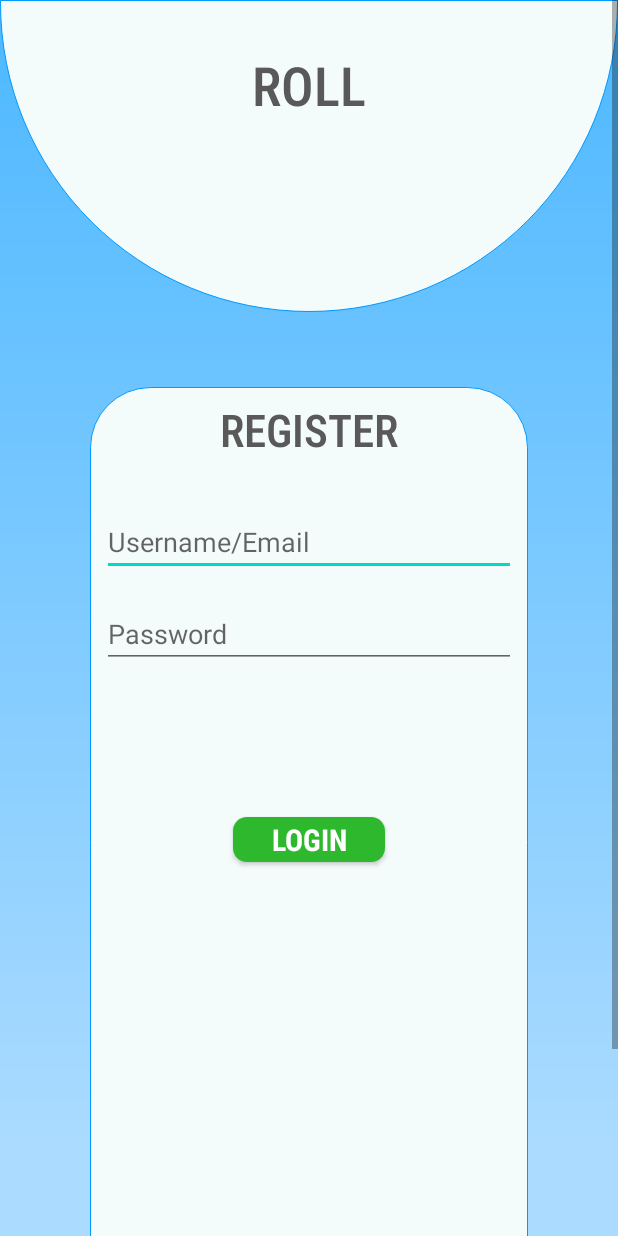
After one commit to ikhsanmoh/androidProject-rollApp, an Android app: the LoginActivity screen opened directly, with no data from a screen before it, on a phone screen of 412 x 824 dp. The commit adds this screen. Run offline under Robolectric (Android 15) with nearby library versions, the phone set to English and light mode, and no system bars.

Commit message:
Finsih UI Login Page

```diff
--- a/app/src/main/AndroidManifest.xml
+++ b/app/src/main/AndroidManifest.xml
@@ -9,6 +9,7 @@
         android:roundIcon="@mipmap/ic_launcher_round"
         android:supportsRtl="true"
         android:theme="@style/AppTheme">
+        <activity android:name=".LoginActivity"></activity>
         <activity android:name=".RegisterActivity" />
         <activity android:name=".MainActivity">
             <intent-filter>
--- /dev/null
+++ b/app/src/main/java/project/roll/LoginActivity.java
@@ -0,0 +1,14 @@
+package project.roll;
+
+import androidx.appcompat.app.AppCompatActivity;
+
+import android.os.Bundle;
+
+public class LoginActivity extends AppCompatActivity {
+
+  @Override
+  protected void onCreate(Bundle savedInstanceState) {
+    super.onCreate(savedInstanceState);
+    setContentView(R.layout.activity_login);
+  }
+}
--- a/app/src/main/java/project/roll/MainActivity.java
+++ b/app/src/main/java/project/roll/MainActivity.java
@@ -21,4 +21,12 @@
     //Opening New Activity
     startActivity(myInt);
   }
+
+  // Login Button Event Handler
+  public void onClickLogin(View v){
+    //Create instance for Intent Object
+    Intent myInt = new Intent(this, LoginActivity.class);
+    //Opening New Activity
+    startActivity(myInt);
+  }
 }
--- /dev/null
+++ b/app/src/main/res/layout/activity_login.xml
@@ -0,0 +1,119 @@
+<?xml version="1.0" encoding="utf-8"?>
+<ScrollView
+    xmlns:android="http://schemas.android.com/apk/res/android"
+    xmlns:app="http://schemas.android.com/apk/res-auto"
+    xmlns:tools="http://schemas.android.com/tools"
+    android:layout_height="match_parent"
+    android:layout_width="match_parent"
+    android:background="@drawable/main_bg">
+
+    <androidx.constraintlayout.widget.ConstraintLayout
+        android:layout_width="match_parent"
+        android:layout_height="wrap_content"
+        tools:context=".LoginActivity">
+
+        <androidx.constraintlayout.widget.ConstraintLayout
+            android:id="@+id/constraintLayout2"
+            android:layout_width="0dp"
+            android:layout_height="208dp"
+            android:background="@drawable/card2"
+            app:layout_constraintEnd_toEndOf="parent"
+            app:layout_constraintStart_toStartOf="parent"
+            app:layout_constraintTop_toTopOf="parent">
+
+            <TextView
+                android:id="@+id/textView"
+                android:layout_width="wrap_content"
+                android:layout_height="wrap_content"
+                android:fontFamily="sans-serif-condensed-light"
+                android:text="@string/app_name"
+                android:textAlignment="center"
+                android:textAllCaps="true"
+                android:textAppearance="@style/TextAppearance.AppCompat.Large"
+                android:textColor="@color/gray"
+                android:textSize="36sp"
+                android:textStyle="bold"
+                app:layout_constraintBottom_toBottomOf="parent"
+                app:layout_constraintEnd_toEndOf="parent"
+                app:layout_constraintStart_toStartOf="parent"
+                app:layout_constraintTop_toTopOf="parent"
+                app:layout_constraintVertical_bias="0.19999999" />
+        </androidx.constraintlayout.widget.ConstraintLayout>
+
+        <androidx.constraintlayout.widget.ConstraintLayout
+            android:id="@+id/constraintLayout4"
+            android:layout_width="292dp"
+            android:layout_height="713dp"
+            android:layout_marginTop="50dp"
+            android:background="@drawable/card1"
+            app:layout_constraintEnd_toEndOf="parent"
+            app:layout_constraintStart_toStartOf="parent"
+            app:layout_constraintTop_toBottomOf="@+id/constraintLayout2">
+
+            <TextView
+                android:id="@+id/textView2"
+                android:layout_width="wrap_content"
+                android:layout_height="wrap_content"
+                android:layout_marginTop="8dp"
+                android:fontFamily="sans-serif-condensed-light"
+                android:text="@string/regist"
+                android:textColor="@color/gray"
+                android:textSize="30sp"
+                android:textStyle="bold"
+                app:layout_constraintBottom_toBottomOf="parent"
+                app:layout_constraintEnd_toEndOf="parent"
+                app:layout_constraintStart_toStartOf="parent"
+                app:layout_constraintTop_toTopOf="parent"
+                app:layout_constraintVertical_bias="0.0" />
+
+            <EditText
+                android:id="@+id/input_username"
+                android:layout_width="0dp"
+                android:layout_height="wrap_content"
+                android:layout_marginStart="8dp"
+                android:layout_marginTop="32dp"
+                android:layout_marginEnd="8dp"
+                android:ems="10"
+                android:hint="@string/prompt_login"
+                android:importantForAutofill="no"
+                android:inputType="textPersonName"
+                app:layout_constraintEnd_toEndOf="parent"
+                app:layout_constraintStart_toStartOf="parent"
+                app:layout_constraintTop_toBottomOf="@+id/textView2" />
+
+            <EditText
+                android:id="@+id/input_password"
+                android:layout_width="0dp"
+                android:layout_height="wrap_content"
+                android:layout_marginStart="8dp"
+                android:layout_marginTop="16dp"
+                android:layout_marginEnd="8dp"
+                android:ems="10"
+                android:hint="@string/prompt_password"
+                android:importantForAutofill="no"
+                android:inputType="textPassword"
+                app:layout_constraintEnd_toEndOf="parent"
+                app:layout_constraintStart_toStartOf="parent"
+                app:layout_constraintTop_toBottomOf="@+id/input_username" />
+
+            <Button
+                android:id="@+id/btn_submit_regist"
+                android:layout_width="101dp"
+                android:layout_height="30dp"
+                android:background="@drawable/rounded_shape_green"
+                android:fontFamily="sans-serif-condensed-medium"
+                android:text="@string/login"
+                android:textColor="@color/white"
+                android:textSize="20sp"
+                android:textStyle="bold"
+                app:layout_constraintBottom_toBottomOf="parent"
+                app:layout_constraintEnd_toEndOf="parent"
+                app:layout_constraintStart_toStartOf="parent"
+                app:layout_constraintTop_toBottomOf="@+id/input_password"
+                app:layout_constraintVertical_bias="0.19999999" />
+
+        </androidx.constraintlayout.widget.ConstraintLayout>
+
+    </androidx.constraintlayout.widget.ConstraintLayout>
+
+</ScrollView>
--- a/app/src/main/res/layout/activity_main.xml
+++ b/app/src/main/res/layout/activity_main.xml
@@ -147,7 +147,9 @@
             app:layout_constraintBottom_toBottomOf="parent"
             app:layout_constraintEnd_toEndOf="@+id/btn_register"
             app:layout_constraintStart_toStartOf="@+id/btn_register"
-            app:layout_constraintTop_toBottomOf="@+id/btn_register" />
+            app:layout_constraintTop_toBottomOf="@+id/btn_register"
+            android:onClick="onClickLogin" />
+
     </androidx.constraintlayout.widget.ConstraintLayout>
 
 </androidx.constraintlayout.widget.ConstraintLayout>
--- a/app/src/main/res/values/strings.xml
+++ b/app/src/main/res/values/strings.xml
@@ -15,11 +15,12 @@
     <!-- Label -->
     <string name="title_activity_register">Sign Up</string>
     <string name="prompt_email">Email</string>
+    <string name="prompt_username">Username</string>
+    <string name="prompt_login">Username/Email</string>
     <string name="prompt_password">Password</string>
     <string name="prompt_cpassword">Confirm Password</string>
     <string name="action_sign_in">Sign in or register</string>
     <string name="action_sign_in_short">Sign in</string>
-    <string name="prompt_username">Username</string>
     <string name="prompt_phone">Phone Number</string>
     <string name="invalid_username">Not a valid username</string>
     <string name="invalid_password">Password must be >5 characters</string>
```
